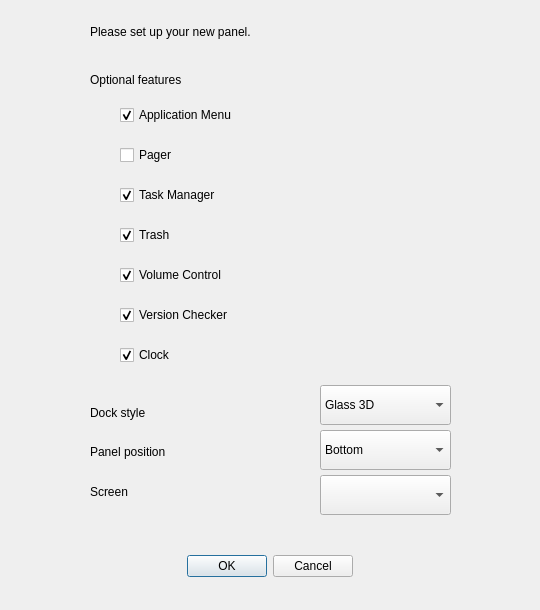
dangvd/crystal-dock, file src/view/add_panel_dialog.ui: the form before one commit.
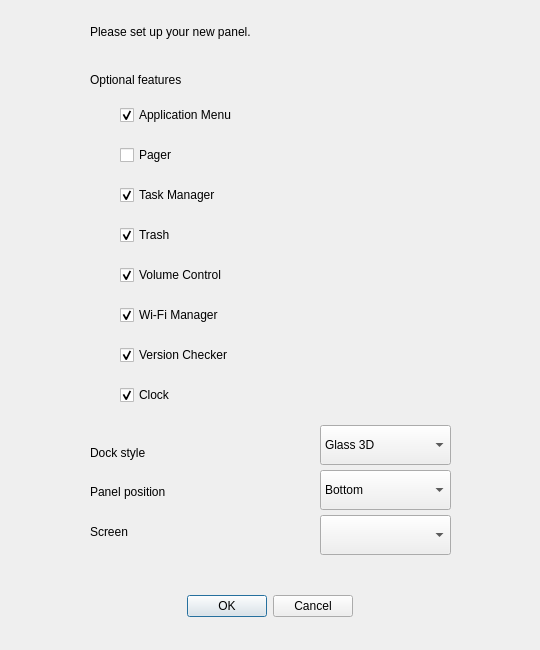
The form after the commit.

Commit message: Updates GUI dialogs & dock's context menu with Wi-Fi Manager component #188

What changed in the file:
```diff
--- a/src/view/add_panel_dialog.ui
+++ b/src/view/add_panel_dialog.ui
@@ -7,7 +7,7 @@
     <x>0</x>
     <y>0</y>
     <width>540</width>
-    <height>610</height>
+    <height>650</height>
    </rect>
   </property>
   <property name="windowTitle">
@@ -17,7 +17,7 @@
    <property name="geometry">
     <rect>
      <x>70</x>
-     <y>550</y>
+     <y>590</y>
      <width>400</width>
      <height>32</height>
     </rect>
@@ -36,7 +36,7 @@
    <property name="geometry">
     <rect>
      <x>90</x>
-     <y>440</y>
+     <y>480</y>
      <width>210</width>
      <height>23</height>
     </rect>
@@ -49,7 +49,7 @@
    <property name="geometry">
     <rect>
      <x>320</x>
-     <y>430</y>
+     <y>470</y>
      <width>131</width>
      <height>40</height>
     </rect>
@@ -82,7 +82,7 @@
    <property name="geometry">
     <rect>
      <x>90</x>
-     <y>480</y>
+     <y>520</y>
      <width>210</width>
      <height>23</height>
     </rect>
@@ -95,7 +95,7 @@
    <property name="geometry">
     <rect>
      <x>320</x>
-     <y>475</y>
+     <y>515</y>
      <width>131</width>
      <height>40</height>
     </rect>
@@ -163,7 +163,7 @@
    <property name="geometry">
     <rect>
      <x>120</x>
-     <y>340</y>
+     <y>380</y>
      <width>300</width>
      <height>30</height>
     </rect>
@@ -195,7 +195,7 @@
    <property name="geometry">
     <rect>
      <x>90</x>
-     <y>400</y>
+     <y>440</y>
      <width>210</width>
      <height>26</height>
     </rect>
@@ -208,7 +208,7 @@
    <property name="geometry">
     <rect>
      <x>320</x>
-     <y>385</y>
+     <y>425</y>
      <width>131</width>
      <height>40</height>
     </rect>
@@ -270,7 +270,7 @@
    <property name="geometry">
     <rect>
      <x>120</x>
-     <y>300</y>
+     <y>340</y>
      <width>300</width>
      <height>30</height>
     </rect>
@@ -282,6 +282,22 @@
     <bool>true</bool>
    </property>
   </widget>
+  <widget class="QCheckBox" name="showWifiManager">
+   <property name="geometry">
+    <rect>
+     <x>120</x>
+     <y>300</y>
+     <width>300</width>
+     <height>30</height>
+    </rect>
+   </property>
+   <property name="text">
+    <string>Wi-Fi Manager</string>
+   </property>
+   <property name="checked">
+    <bool>true</bool>
+   </property>
+  </widget>
  </widget>
  <resources/>
  <connections>
```
The commit also changes 5 other files.
